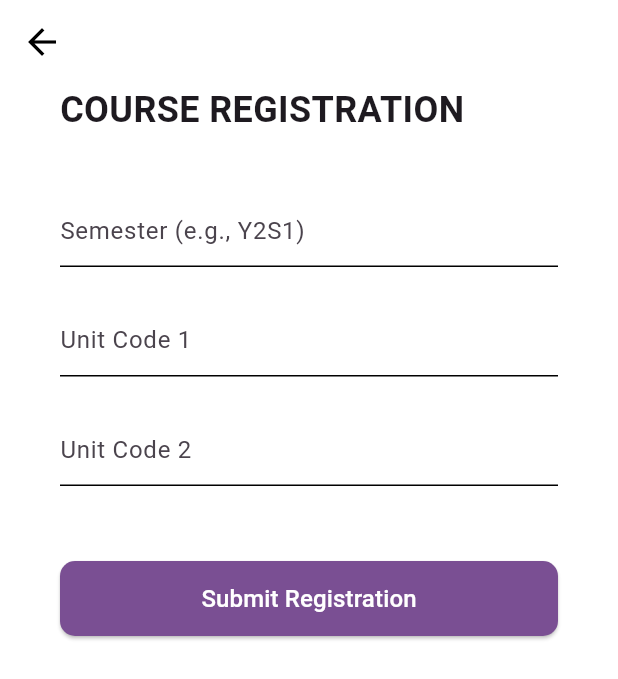
After one commit to wilkisterngatia-bit/student-portal, a Flutter app: the CourseRegistrationScreen screen opened directly, on a phone screen of 412 x 824 dp. The commit adds this screen. Shown: the top 679 px of the screen. Run offline on Flutter 3.47's test engine with Material 3 defaults, Android fonts, the phone set to English and light mode, and no system bars.

Commit message:
Added all portal core screens

```diff
--- /dev/null
+++ b/lib/course_registration_screen.dart
@@ -0,0 +1,60 @@
+import 'package:flutter/material.dart';
+
+class CourseRegistrationScreen extends StatelessWidget {
+  const CourseRegistrationScreen({super.key});
+
+  @override
+  Widget build(BuildContext context) {
+    return Scaffold(
+      appBar: AppBar(
+        backgroundColor: Colors.transparent,
+        elevation: 0,
+        leading: IconButton(
+          icon: const Icon(Icons.arrow_back, color: Colors.black, size: 28),
+          onPressed: () => Navigator.pop(context),
+        ),
+      ),
+      body: Padding(
+        padding: const EdgeInsets.symmetric(horizontal: 40.0),
+        child: Column(
+          crossAxisAlignment: CrossAxisAlignment.start,
+          children: [
+            const Text(
+              'COURSE REGISTRATION',
+              style: TextStyle(fontSize: 24, fontWeight: FontWeight.bold),
+            ),
+            const SizedBox(height: 40),
+            const TextField(
+              decoration: InputDecoration(hintText: 'Semester (e.g., Y2S1)'),
+            ),
+            const SizedBox(height: 25),
+            const TextField(
+              decoration: InputDecoration(hintText: 'Unit Code 1'),
+            ),
+            const SizedBox(height: 25),
+            const TextField(
+              decoration: InputDecoration(hintText: 'Unit Code 2'),
+            ),
+            const SizedBox(height: 50),
+            SizedBox(
+              width: double.infinity,
+              height: 50,
+              child: ElevatedButton(
+                onPressed: () {
+                  ScaffoldMessenger.of(context).showSnackBar(
+                    const SnackBar(content: Text('Registration Submitted Successfully!')),
+                  );
+                },
+                style: ElevatedButton.styleFrom(
+                  backgroundColor: Theme.of(context).primaryColor,
+                  shape: RoundedRectangleBorder(borderRadius: BorderRadius.circular(10)),
+                ),
+                child: const Text('Submit Registration', style: TextStyle(color: Colors.white, fontSize: 16)),
+              ),
+            ),
+          ],
+        ),
+      ),
+    );
+  }
+}
```
Also changed, not shown: lib/dashboard_screen.dart (+14 -22 lines), lib/fees_screen.dart (added, +47 -0 lines), lib/results_screen.dart (added, +52 -0 lines), lib/timetable_screen.dart (added, +43 -0 lines).
